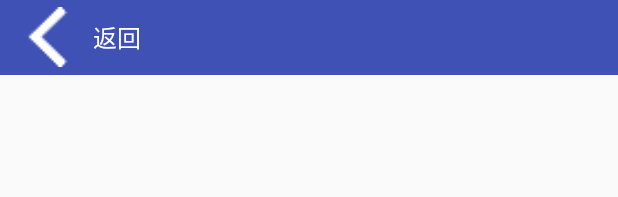
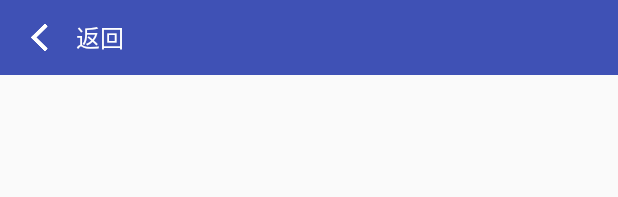
Before and after one commit to limbfutrue/DemoExce, an Android app: the layout act_my_base.xml on its own in the app's theme, with its tools: preview values and no code run, on a phone screen of 412 x 824 dp. Shown: the top 197 px of the screen. Run offline under Robolectric (Android 15) with nearby library versions, the phone set to English and light mode, and no system bars.

Commit message:
网络框架优化

```diff
--- a/NetFramework/src/main/java/com/baselibrary/base/basemvp/TitleBar.java
+++ b/NetFramework/src/main/java/com/baselibrary/base/basemvp/TitleBar.java
@@ -131,7 +131,11 @@ public class TitleBar {
         } else {
             mIvLeft.setVisibility(View.VISIBLE);
         }
-        mIvLeft.setImageResource(leftRes);
+        try {
+            mIvLeft.setImageResource(leftRes);
+        }catch (Exception e){
+            mIvLeft.setImageResource(R.mipmap.ic_back);
+        }
         return this;
     }
 
--- a/NetFramework/src/main/java/com/baselibrary/network/JsonCallback.java
+++ b/NetFramework/src/main/java/com/baselibrary/network/JsonCallback.java
@@ -143,10 +143,10 @@ public abstract class JsonCallback<T> extends AbsCallback<T> {
 
         //判断
         String code = ((BaseResponse) data).result;
-        String rspCode = ((BaseResponse) data).rspCode;
+        String rspCode = ((BaseResponse) data).rspCode==null?"-1":((BaseResponse) data).rspCode;
 
         final String msg = ((BaseResponse) data).msg;
-        if (code.equals(2)) {
+        if (code.equals(1)) {
             return data;
         } else {
             if (rspCode.equals("9000")) {
--- a/NetFramework/src/main/res/layout/act_my_base.xml
+++ b/NetFramework/src/main/res/layout/act_my_base.xml
@@ -13,8 +13,9 @@
 
         <ImageView
             android:id="@+id/iv_left_icon"
-            android:layout_width="40dp"
-            android:layout_height="40dp"
+            android:layout_width="wrap_content"
+            android:layout_height="wrap_content"
+            android:padding="5dp"
             android:layout_centerVertical="true"
             android:scaleType="fitXY"
             android:src="@mipmap/ic_back"
```
